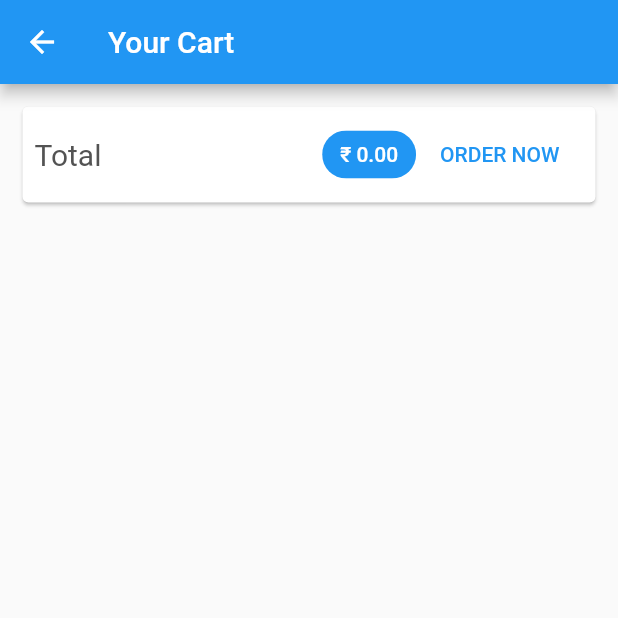
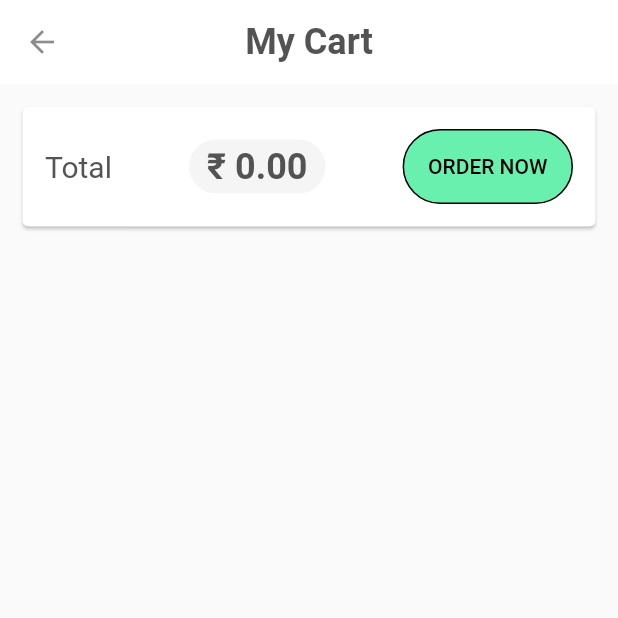
Before and after one commit to saurabhgrewal718/RealBoldAlive, a Flutter app: the CartScreen screen opened by its route, on a phone screen of 412 x 824 dp, the top half of it. Run offline on Flutter 3.47's test engine with Material 2 defaults, Android fonts, the phone set to English and light mode, and no system bars; our stand-ins replace carousel_slider, chips_choice, cloud_firestore, firebase_auth, flutter_svg, fluttertoast and 5 more; accounts and stored records are empty; project files that could hold a hidden picture were left out.

Commit message:
cart redegisned

```diff
--- a/lib/screens/details/details_screen.dart
+++ b/lib/screens/details/details_screen.dart
@@ -58,7 +58,7 @@ class _DetailsScreenState extends State<DetailsScreen> {
               icon: SvgPicture.asset(
                 "assets/icons/cart.svg",
                 // By default our  icon color is white
-                color: kTextColor,
+                color: Colors.white,
               ),
               onPressed: () {
                 Navigator.of(context).pushNamed(CartScreen.routeName);
--- a/lib/screens/widgets/cartScreen.dart
+++ b/lib/screens/widgets/cartScreen.dart
@@ -1,6 +1,7 @@
 import 'package:BoldAlive/models/orders.dart';
 import 'package:flutter/material.dart';
 import 'package:flutter/services.dart';
+import 'package:flutter_svg/svg.dart';
 import 'package:provider/provider.dart';
 
 import '../../models/cart.dart' show Cart;
@@ -16,14 +17,21 @@ class CartScreen extends StatelessWidget {
     final totalamount = cart.totalAmount.toStringAsFixed(2);
     return Scaffold(
       appBar: AppBar(
-        title: Text('Your Cart'),
+      backgroundColor: Colors.white,
+      elevation: 0,
+      centerTitle: true,
+      leading: IconButton(icon: Icon(Icons.arrow_back),color:Colors.black45, onPressed: (){}),
+      title: Text('My Cart', style: Theme.of(context)
+                  .textTheme
+                  .headline5
+                  .copyWith(fontWeight: FontWeight.bold),),
     ),
       body: Column(
         children: <Widget>[
           Card(
             margin: EdgeInsets.all(15),
             child: Padding(
-              padding: EdgeInsets.all(8),
+              padding: EdgeInsets.all(15),
               child: Row(
                 mainAxisAlignment: MainAxisAlignment.spaceBetween,
                 children: <Widget>[
@@ -35,12 +43,14 @@ class CartScreen extends StatelessWidget {
                   Chip(
                     label: Text(
                       '\₹ $totalamount',
-                      style: TextStyle(
-                        color: Theme.of(context).primaryTextTheme.title.color,
+                      style: Theme.of(context)
+                      .textTheme
+                      .headline5
+                      .copyWith(fontWeight: FontWeight.bold),
                     ),
+                    backgroundColor: Colors.grey[100],
                   ),
-                    backgroundColor: Theme.of(context).primaryColor,
-                  ),
+                  Spacer(),
                   OrderButton(cart: cart)
                 ],
               ),
@@ -56,6 +66,7 @@ class CartScreen extends StatelessWidget {
                     cart.items.values.toList()[i].price,
                     cart.items.values.toList()[i].quantity,
                     cart.items.values.toList()[i].title,
+
                   ),
             ),
           )
@@ -81,7 +92,18 @@ class _OrderButtonState extends State<OrderButton> {
   var _isLoading = false;
   @override
   Widget build(BuildContext context) {
-    return FlatButton(
+    return Container(
+      decoration: BoxDecoration(
+        color: Colors.greenAccent,
+        borderRadius: BorderRadius.circular(50),
+        border: Border(
+          bottom: BorderSide(color: Colors.black),
+          top: BorderSide(color: Colors.black),
+          left: BorderSide(color: Colors.black),
+          right: BorderSide(color: Colors.black),
+        )
+      ),
+      child: FlatButton(
         child: _isLoading ? Center(child:CircularProgressIndicator()) : Text('ORDER NOW'),
         onPressed: (widget.cart.totalAmount <=0 || _isLoading) ? null : () async {
           setState(() {
@@ -101,7 +123,9 @@ class _OrderButtonState extends State<OrderButton> {
           });
           }
         },
-      textColor: Theme.of(context).primaryColor,
+        textColor: Colors.black,
+
+      ),
     );
   }
 }
```
Also changed, not shown: lib/screens/widgets/cartItem.dart (+16 -7 lines). Lines whose indentation alone changed are shown as unchanged.
